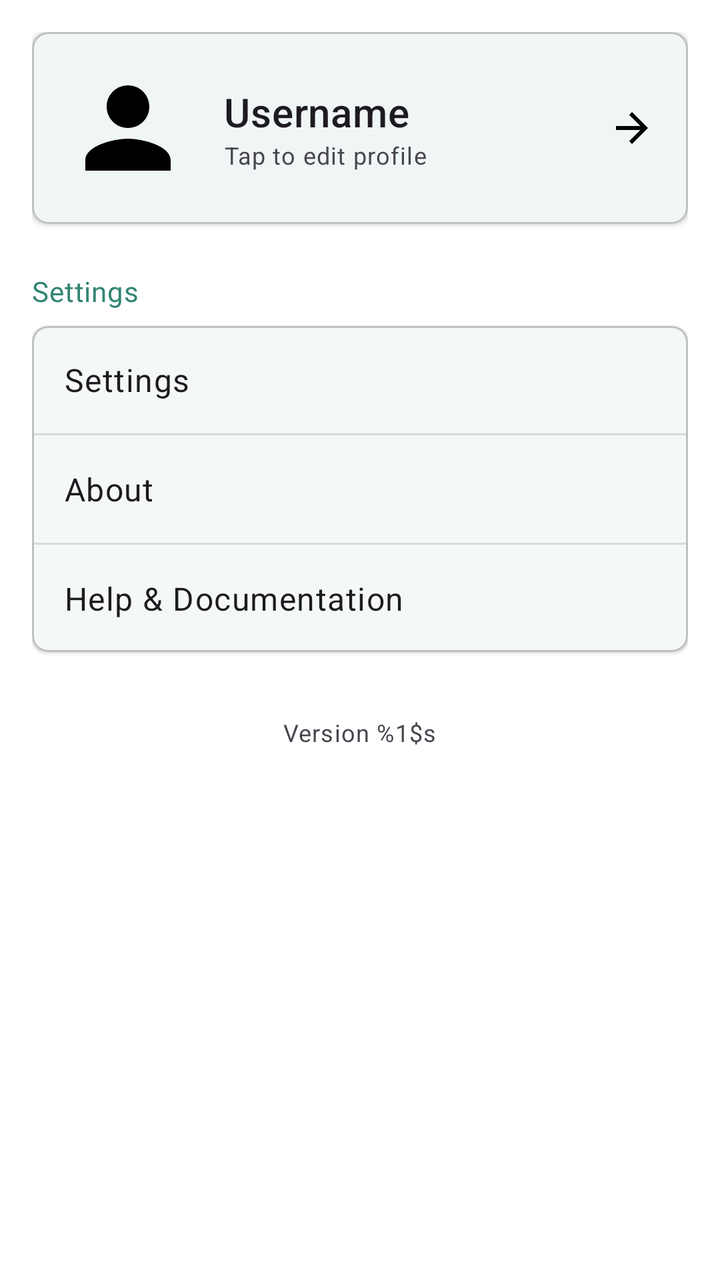
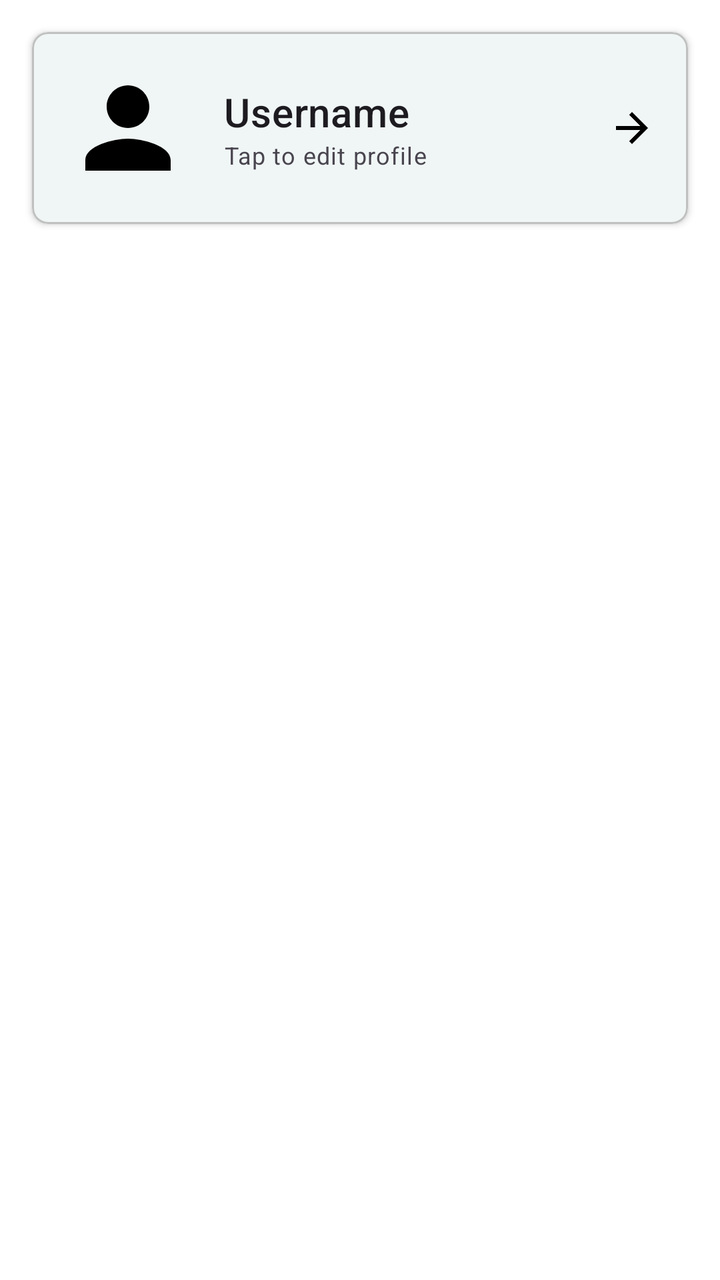

Two renders of the same Android screen: before a commit and after it. Below are the layout's source before the change and the commit's diff.
<!-- AndroidManifest.xml: application theme AppTheme -->
<!-- res/layout/fragment_profile.xml -->
<?xml version="1.0" encoding="utf-8"?>
<ScrollView xmlns:android="http://schemas.android.com/apk/res/android"
    xmlns:app="http://schemas.android.com/apk/res-auto"
    android:layout_width="match_parent"
    android:layout_height="match_parent"
    android:fillViewport="true">

    <LinearLayout
        android:layout_width="match_parent"
        android:layout_height="wrap_content"
        android:orientation="vertical"
        android:padding="16dp">

        
        <com.google.android.material.card.MaterialCardView
            android:id="@+id/profile_header_card"
            android:layout_width="match_parent"
            android:layout_height="wrap_content"
            android:clickable="true"
            android:focusable="true"
            app:cardElevation="2dp"
            app:cardCornerRadius="8dp"
            android:layout_marginBottom="16dp">

            <LinearLayout
                android:layout_width="match_parent"
                android:layout_height="wrap_content"
                android:orientation="horizontal"
                android:padding="16dp"
                android:gravity="center_vertical">

                <ImageView
                    android:id="@+id/profile_avatar"
                    android:layout_width="64dp"
                    android:layout_height="64dp"
                    android:src="@drawable/ic_person_black_24dp"
                    android:contentDescription="@string/welcome_avatar_description" />

                <LinearLayout
                    android:layout_width="0dp"
                    android:layout_height="wrap_content"
                    android:layout_weight="1"
                    android:orientation="vertical"
                    android:layout_marginStart="16dp">

                    <TextView
                        android:id="@+id/profile_username"
                        android:layout_width="wrap_content"
                        android:layout_height="wrap_content"
                        android:text="@string/profile_username_placeholder"
                        android:textAppearance="?attr/textAppearanceHeadline6" />

                    <TextView
                        android:layout_width="wrap_content"
                        android:layout_height="wrap_content"
                        android:text="@string/profile_tap_to_edit"
                        android:textAppearance="?attr/textAppearanceCaption"
                        android:textColor="?android:attr/textColorSecondary" />
                </LinearLayout>

                <ImageView
                    android:layout_width="24dp"
                    android:layout_height="24dp"
                    android:src="@drawable/ic_arrow_forward_black_24dp"
                    android:contentDescription="@string/profile_edit" />
            </LinearLayout>
        </com.google.android.material.card.MaterialCardView>

        
        <TextView
            android:layout_width="wrap_content"
            android:layout_height="wrap_content"
            android:text="@string/profile_settings_section"
            android:textAppearance="?attr/textAppearanceBody2"
            android:textColor="?attr/colorPrimary"
            android:layout_marginTop="8dp"
            android:layout_marginBottom="8dp" />

        <com.google.android.material.card.MaterialCardView
            android:layout_width="match_parent"
            android:layout_height="wrap_content"
            app:cardElevation="1dp"
            app:cardCornerRadius="8dp"
            android:layout_marginBottom="16dp">

            <LinearLayout
                android:layout_width="match_parent"
                android:layout_height="wrap_content"
                android:orientation="vertical">

                <TextView
                    android:id="@+id/profile_item_settings"
                    android:layout_width="match_parent"
                    android:layout_height="wrap_content"
                    android:text="@string/profile_item_settings"
                    android:textAppearance="?attr/textAppearanceBody1"
                    android:padding="16dp"
                    android:clickable="true"
                    android:focusable="true"
                    android:background="?attr/selectableItemBackground" />

                <View
                    android:layout_width="match_parent"
                    android:layout_height="1dp"
                    android:background="?android:attr/listDivider" />

                <TextView
                    android:id="@+id/profile_item_about"
                    android:layout_width="match_parent"
                    android:layout_height="wrap_content"
                    android:text="@string/profile_item_about"
                    android:textAppearance="?attr/textAppearanceBody1"
                    android:padding="16dp"
                    android:clickable="true"
                    android:focusable="true"
                    android:background="?attr/selectableItemBackground" />

                <View
                    android:layout_width="match_parent"
                    android:layout_height="1dp"
                    android:background="?android:attr/listDivider" />

                <TextView
                    android:id="@+id/profile_item_help"
                    android:layout_width="match_parent"
                    android:layout_height="wrap_content"
                    android:text="@string/profile_item_help"
                    android:textAppearance="?attr/textAppearanceBody1"
                    android:padding="16dp"
                    android:clickable="true"
                    android:focusable="true"
                    android:background="?attr/selectableItemBackground" />
            </LinearLayout>
        </com.google.android.material.card.MaterialCardView>

        
        <TextView
            android:id="@+id/profile_version"
            android:layout_width="wrap_content"
            android:layout_height="wrap_content"
            android:text="@string/profile_version"
            android:textAppearance="?attr/textAppearanceCaption"
            android:textColor="?android:attr/textColorSecondary"
            android:layout_gravity="center_horizontal"
            android:layout_marginTop="16dp" />
    </LinearLayout>
</ScrollView>
<!-- resources referenced by this layout -->
<resources>
  <string name="profile_edit">Edit</string>
  <string name="profile_item_about">About</string>
  <string name="profile_item_help">Help &amp; Documentation</string>
  <string name="profile_item_settings">Settings</string>
  <string name="profile_settings_section">Settings</string>
  <string name="profile_tap_to_edit">Tap to edit profile</string>
  <string name="profile_username_placeholder">Username</string>
  <string name="profile_version">Version %1$s</string>
  <string name="welcome_avatar_description">User avatar</string>
  <color name="md_theme_primary">#338574</color>
  <color name="md_theme_onPrimary">#FFFFFF</color>
  <color name="md_theme_primaryContainer">#A0F2DD</color>
  <color name="md_theme_onPrimaryContainer">#005144</color>
  <color name="md_theme_secondary">#4B635C</color>
  <color name="md_theme_onSecondary">#FFFFFF</color>
  <color name="md_theme_secondaryContainer">#CDE8DF</color>
  <color name="md_theme_onSecondaryContainer">#334B45</color>
  <color name="md_theme_tertiary">#436278</color>
  <color name="md_theme_onTertiary">#FFFFFF</color>
  <color name="md_theme_tertiaryContainer">#C8E6FF</color>
  <color name="md_theme_onTertiaryContainer">#2A4A5F</color>
  <color name="md_theme_error">#BA1A1A</color>
  <color name="md_theme_onError">#FFFFFF</color>
  <color name="md_theme_errorContainer">#FFDAD6</color>
  <color name="md_theme_onErrorContainer">#93000A</color>
  <color name="md_theme_background">#FFFFFF</color>
  <color name="md_theme_onBackground">#171D1B</color>
  <color name="md_theme_surface">#FFFFFF</color>
  <color name="md_theme_onSurface">#171D1B</color>
  <color name="md_theme_surfaceVariant">#E0E0E0</color>
  <color name="md_theme_onSurfaceVariant">#3F4946</color>
  <color name="md_theme_outline">#6F7976</color>
  <color name="md_theme_outlineVariant">#C0C0C0</color>
  <color name="md_theme_inverseSurface">#2B3230</color>
  <color name="md_theme_inverseOnSurface">#F0F0F0</color>
  <color name="md_theme_inversePrimary">#84D6C2</color>
  <color name="md_theme_primaryFixed">#A0F2DD</color>
  <color name="md_theme_onPrimaryFixed">#00201A</color>
  <color name="md_theme_primaryFixedDim">#84D6C2</color>
  <color name="md_theme_onPrimaryFixedVariant">#005144</color>
  <color name="md_theme_secondaryFixed">#CDE8DF</color>
  <color name="md_theme_onSecondaryFixed">#06201A</color>
  <color name="md_theme_secondaryFixedDim">#B1CCC4</color>
  <color name="md_theme_onSecondaryFixedVariant">#334B45</color>
  <color name="md_theme_tertiaryFixed">#C8E6FF</color>
  <color name="md_theme_onTertiaryFixed">#001E2E</color>
  <color name="md_theme_tertiaryFixedDim">#AACBE4</color>
  <color name="md_theme_onTertiaryFixedVariant">#2A4A5F</color>
  <color name="md_theme_surfaceDim">#E0E0E0</color>
  <color name="md_theme_surfaceBright">#FFFFFF</color>
  <color name="md_theme_surfaceContainerLowest">#FFFFFF</color>
  <color name="md_theme_surfaceContainerLow">#F5F5F5</color>
  <color name="md_theme_surfaceContainer">#F0F0F0</color>
  <color name="md_theme_surfaceContainerHigh">#EEEEEE</color>
  <color name="md_theme_surfaceContainerHighest">#E0E0E0</color>
  <style name="MaterialSwitch" parent="@style/Preference.SwitchPreferenceCompat.Material">
          <item name="widgetLayout">@layout/view_preference_switch</item>
      </style>
  <style name="ActionMode" parent="@style/Widget.AppCompat.ActionMode">
          <item name="background">?attr/colorPrimary</item>
          <item name="titleTextStyle">@style/ActionModeTitle</item>
      </style>
  <style name="ActionModeCloseButtonStyle" parent="Widget.AppCompat.ActionButton.CloseMode">
          <item name="android:tint">@android:color/white</item>
      </style>
  <style name="OverflowButtonStyle" parent="Widget.AppCompat.ActionButton.Overflow" />
  <style name="ActionModeTitle" parent="@style/TextAppearance.AppCompat.Widget.ActionMode.Title">
          <item name="android:textColor">?attr/colorOnPrimary</item>
      </style>
</resources>

<!-- the commit's change to res/layout/fragment_profile.xml (unified diff, before → after) -->
@@ -1,147 +1,70 @@
 <?xml version="1.0" encoding="utf-8"?>
-<ScrollView xmlns:android="http://schemas.android.com/apk/res/android"
+<LinearLayout xmlns:android="http://schemas.android.com/apk/res/android"
     xmlns:app="http://schemas.android.com/apk/res-auto"
     android:layout_width="match_parent"
     android:layout_height="match_parent"
-    android:fillViewport="true">
+    android:orientation="vertical">
 
-    <LinearLayout
+    
+    <com.google.android.material.card.MaterialCardView
+        android:id="@+id/profile_header_card"
         android:layout_width="match_parent"
         android:layout_height="wrap_content"
-        android:orientation="vertical"
-        android:padding="16dp">
+        android:clickable="true"
+        android:focusable="true"
+        android:layout_margin="16dp"
+        app:cardElevation="2dp"
+        app:cardCornerRadius="8dp">
 
-        
-        <com.google.android.material.card.MaterialCardView
-            android:id="@+id/profile_header_card"
+        <LinearLayout
             android:layout_width="match_parent"
             android:layout_height="wrap_content"
-            android:clickable="true"
-            android:focusable="true"
-            app:cardElevation="2dp"
-            app:cardCornerRadius="8dp"
-            android:layout_marginBottom="16dp">
+            android:orientation="horizontal"
+            android:padding="16dp"
+            android:gravity="center_vertical">
+
+            <ImageView
+                android:id="@+id/profile_avatar"
+                android:layout_width="64dp"
+                android:layout_height="64dp"
+                android:src="@drawable/ic_person_black_24dp"
+                android:contentDescription="@string/welcome_avatar_description" />
 
             <LinearLayout
-                android:layout_width="match_parent"
+                android:layout_width="0dp"
                 android:layout_height="wrap_content"
-                android:orientation="horizontal"
-                android:padding="16dp"
-                android:gravity="center_vertical">
-
-                <ImageView
-                    android:id="@+id/profile_avatar"
-                    android:layout_width="64dp"
-                    android:layout_height="64dp"
-                    android:src="@drawable/ic_person_black_24dp"
-                    android:contentDescription="@string/welcome_avatar_description" />
-
-                <LinearLayout
-                    android:layout_width="0dp"
-                    android:layout_height="wrap_content"
-                    android:layout_weight="1"
-                    android:orientation="vertical"
-                    android:layout_marginStart="16dp">
-
-                    <TextView
-                        android:id="@+id/profile_username"
-                        android:layout_width="wrap_content"
-                        android:layout_height="wrap_content"
-                        android:text="@string/profile_username_placeholder"
-                        android:textAppearance="?attr/textAppearanceHeadline6" />
-
-                    <TextView
-                        android:layout_width="wrap_content"
-                        android:layout_height="wrap_content"
-                        android:text="@string/profile_tap_to_edit"
-                        android:textAppearance="?attr/textAppearanceCaption"
-                        android:textColor="?android:attr/textColorSecondary" />
-                </LinearLayout>
-
-                <ImageView
-                    android:layout_width="24dp"
-                    android:layout_height="24dp"
-                    android:src="@drawable/ic_arrow_forward_black_24dp"
-                    android:contentDescription="@string/profile_edit" />
-            </LinearLayout>
-        </com.google.android.material.card.MaterialCardView>
-
-        
-        <TextView
-            android:layout_width="wrap_content"
-            android:layout_height="wrap_content"
-            android:text="@string/profile_settings_section"
-            android:textAppearance="?attr/textAppearanceBody2"
-            android:textColor="?attr/colorPrimary"
-            android:layout_marginTop="8dp"
-            android:layout_marginBottom="8dp" />
-
-        <com.google.android.material.card.MaterialCardView
-            android:layout_width="match_parent"
-            android:layout_height="wrap_content"
-            app:cardElevation="1dp"
-            app:cardCornerRadius="8dp"
-            android:layout_marginBottom="16dp">
-
-            <LinearLayout
-                android:layout_width="match_parent"
-                android:layout_height="wrap_content"
-                android:orientation="vertical">
+                android:layout_weight="1"
+                android:orientation="vertical"
+                android:layout_marginStart="16dp">
 
                 <TextView
-                    android:id="@+id/profile_item_settings"
-                    android:layout_width="match_parent"
+                    android:id="@+id/profile_username"
+                    android:layout_width="wrap_content"
                     android:layout_height="wrap_content"
-                    android:text="@string/profile_item_settings"
-                    android:textAppearance="?attr/textAppearanceBody1"
-                    android:padding="16dp"
-                    android:clickable="true"
-                    android:focusable="true"
-                    android:background="?attr/selectableItemBackground" />
-
-                <View
-                    android:layout_width="match_parent"
-                    android:layout_height="1dp"
-                    android:background="?android:attr/listDivider" />
+                    android:text="@string/profile_username_placeholder"
+                    android:textAppearance="?attr/textAppearanceHeadline6" />
 
                 <TextView
-                    android:id="@+id/profile_item_about"
-                    android:layout_width="match_parent"
+                    android:layout_width="wrap_content"
                     android:layout_height="wrap_content"
-                    android:text="@string/profile_item_about"
-                    android:textAppearance="?attr/textAppearanceBody1"
-                    android:padding="16dp"
-                    android:clickable="true"
-                    android:focusable="true"
-                    android:background="?attr/selectableItemBackground" />
+                    android:text="@string/profile_tap_to_edit"
+                    android:textAppearance="?attr/textAppearanceCaption"
+                    android:textColor="?android:attr/textColorSecondary" />
+            </LinearLayout>
 
-                <View
-                    android:layout_width="match_parent"
-                    android:layout_height="1dp"
-                    android:background="?android:attr/listDivider" />
+            <ImageView
+                android:layout_width="24dp"
+                android:layout_height="24dp"
+                android:src="@drawable/ic_arrow_forward_black_24dp"
+                android:contentDescription="@string/profile_edit" />
+        </LinearLayout>
+    </com.google.android.material.card.MaterialCardView>
 
-                <TextView
-                    android:id="@+id/profile_item_help"
-                    android:layout_width="match_parent"
-                    android:layout_height="wrap_content"
-                    android:text="@string/profile_item_help"
-                    android:textAppearance="?attr/textAppearanceBody1"
-                    android:padding="16dp"
-                    android:clickable="true"
-                    android:focusable="true"
-                    android:background="?attr/selectableItemBackground" />
-            </LinearLayout>
-        </com.google.android.material.card.MaterialCardView>
+    
+    <FrameLayout
+        android:id="@+id/profile_settings_container"
+        android:layout_width="match_parent"
+        android:layout_height="0dp"
+        android:layout_weight="1" />
 
-        
-        <TextView
-            android:id="@+id/profile_version"
-            android:layout_width="wrap_content"
-            android:layout_height="wrap_content"
-            android:text="@string/profile_version"
-            android:textAppearance="?attr/textAppearanceCaption"
-            android:textColor="?android:attr/textColorSecondary"
-            android:layout_gravity="center_horizontal"
-            android:layout_marginTop="16dp" />
-    </LinearLayout>
-</ScrollView>
+</LinearLayout>
<!-- resource entries referenced after the edit -->
@@ -1,13 +1,8 @@
 <!-- resources referenced by this layout -->
 <resources>
   <string name="profile_edit">Edit</string>
-  <string name="profile_item_about">About</string>
-  <string name="profile_item_help">Help &amp; Documentation</string>
-  <string name="profile_item_settings">Settings</string>
-  <string name="profile_settings_section">Settings</string>
   <string name="profile_tap_to_edit">Tap to edit profile</string>
   <string name="profile_username_placeholder">Username</string>
-  <string name="profile_version">Version %1$s</string>
   <string name="welcome_avatar_description">User avatar</string>
   <color name="md_theme_primary">#338574</color>
   <color name="md_theme_onPrimary">#FFFFFF</color>
